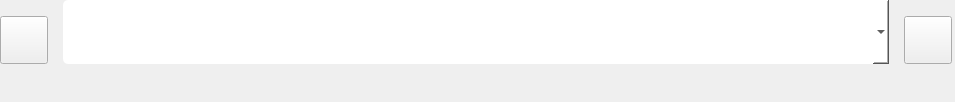
Above: widgets/editor/Fields/InputListField/inputlistfield.ui from taliyos/DialogueCreatorForGames before the change. Below: the same form after it.
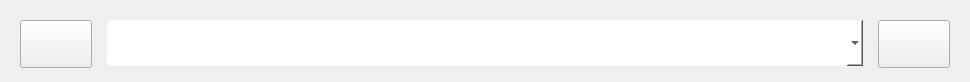
That is the form after the change. Icons and pictures are not drawn.

Commit message: Updated UI to show properly

```diff
--- a/widgets/editor/Fields/InputListField/inputlistfield.ui
+++ b/widgets/editor/Fields/InputListField/inputlistfield.ui
@@ -6,22 +6,45 @@
    <rect>
     <x>0</x>
     <y>0</y>
-    <width>955</width>
-    <height>102</height>
+    <width>970</width>
+    <height>82</height>
    </rect>
   </property>
+  <property name="sizePolicy">
+   <sizepolicy hsizetype="Preferred" vsizetype="Preferred">
+    <horstretch>1</horstretch>
+    <verstretch>1</verstretch>
+   </sizepolicy>
+  </property>
+  <property name="minimumSize">
+   <size>
+    <width>0</width>
+    <height>75</height>
+   </size>
+  </property>
+  <property name="maximumSize">
+   <size>
+    <width>970</width>
+    <height>82</height>
+   </size>
+  </property>
+  <property name="baseSize">
+   <size>
+    <width>970</width>
+    <height>230</height>
+   </size>
+  </property>
+  <property name="font">
+   <font>
+    <pointsize>18</pointsize>
+   </font>
+  </property>
   <property name="windowTitle">
    <string>Form</string>
   </property>
+  <layout class="QGridLayout" name="gridLayout">
+   <item row="0" column="0">
   <widget class="QWidget" name="InnerTextField" native="true">
-   <property name="geometry">
-    <rect>
-     <x>0</x>
-     <y>0</y>
-     <width>952</width>
-     <height>64</height>
-    </rect>
-   </property>
    <property name="sizePolicy">
     <sizepolicy hsizetype="Preferred" vsizetype="Preferred">
      <horstretch>0</horstretch>
@@ -140,6 +163,8 @@
     </item>
    </layout>
   </widget>
+   </item>
+  </layout>
  </widget>
  <resources/>
  <connections/>
```
Lines whose indentation alone changed are shown as unchanged. The commit also changes 1 other file.
